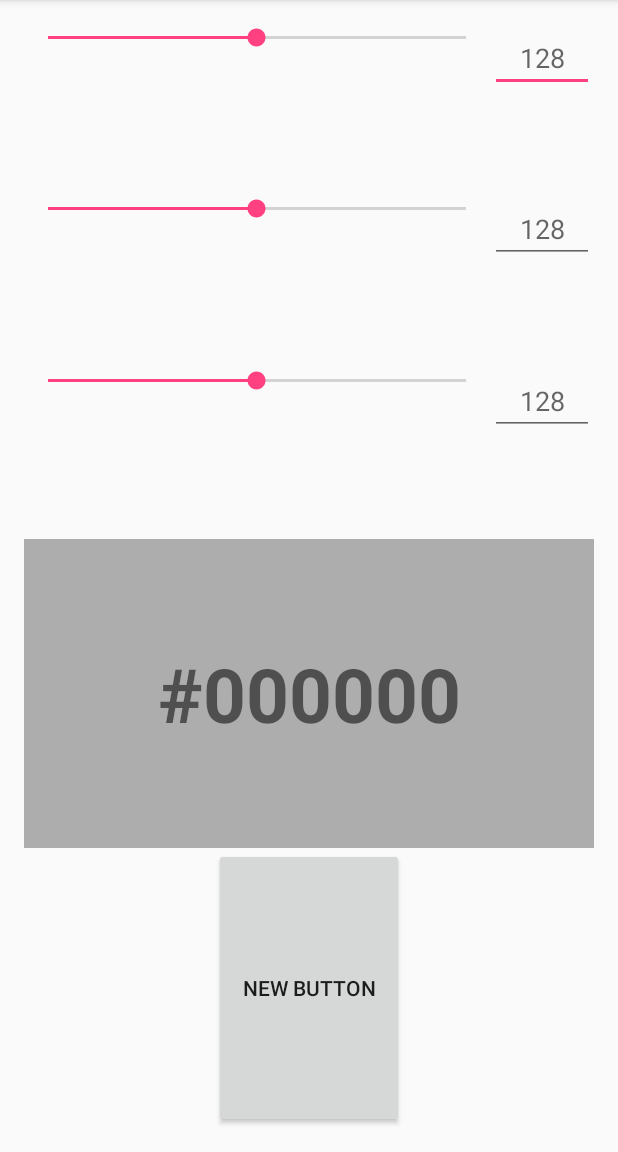
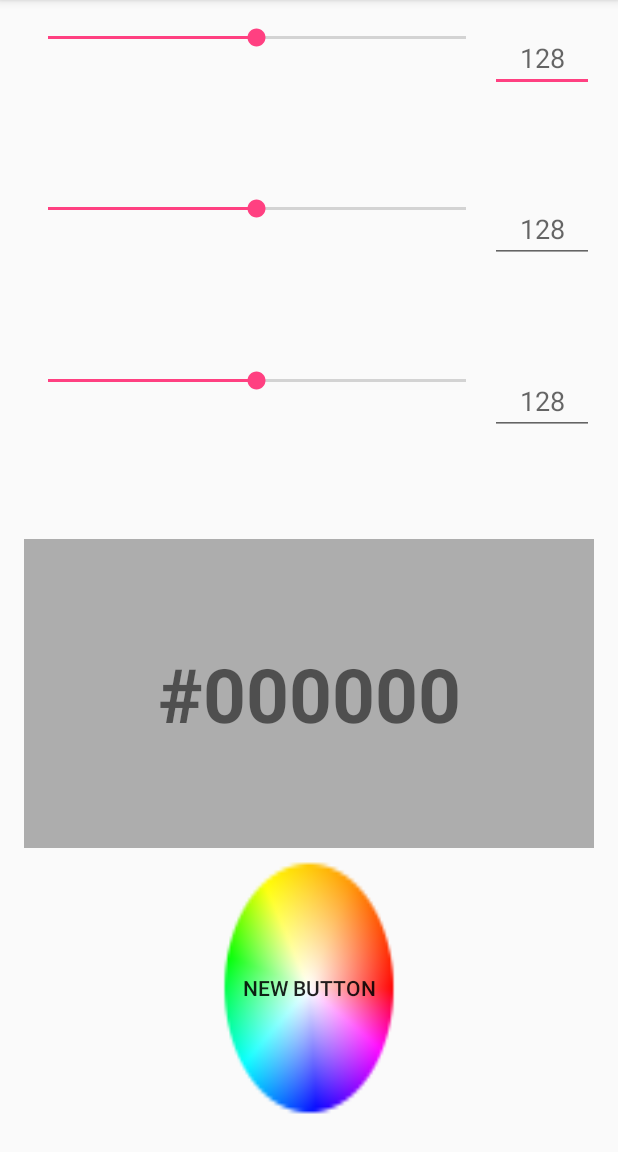
Before and after one commit to idandamri/ColorPicker, an Android app: the screen it shows after launch (MainActivity), on a phone screen of 412 x 824 dp, the part 84-1236 px from its top. Run offline under Robolectric (Android 15) with nearby library versions, the phone set to English and light mode, and no system bars.

Commit message:
changed button image

```diff
--- a/ColorPicker/Color_Picker/app/src/main/res/layout/activity_main.xml
+++ b/ColorPicker/Color_Picker/app/src/main/res/layout/activity_main.xml
@@ -131,7 +131,8 @@
                     android:layout_height="match_parent"
                     android:text="New Button"
                     android:id="@+id/button"
-                    android:layout_weight="1" />
+                    android:layout_weight="1"
+                    android:background="@mipmap/ic_launcher"/>
             </LinearLayout>
 
             <LinearLayout
```
Also changed, not shown: ColorPicker/Color_Picker/app/src/main/ic_launcher-web.png (added), ColorPicker/Color_Picker/app/src/main/res/mipmap-hdpi/ic_launcher.png, ColorPicker/Color_Picker/app/src/main/res/mipmap-mdpi/ic_launcher.png, ColorPicker/Color_Picker/app/src/main/res/mipmap-xhdpi/ic_launcher.png, ColorPicker/Color_Picker/app/src/main/res/mipmap-xxhdpi/ic_launcher.png, ColorPicker/Color_Picker/app/src/main/res/mipmap-xxxhdpi/ic_launcher.png.
